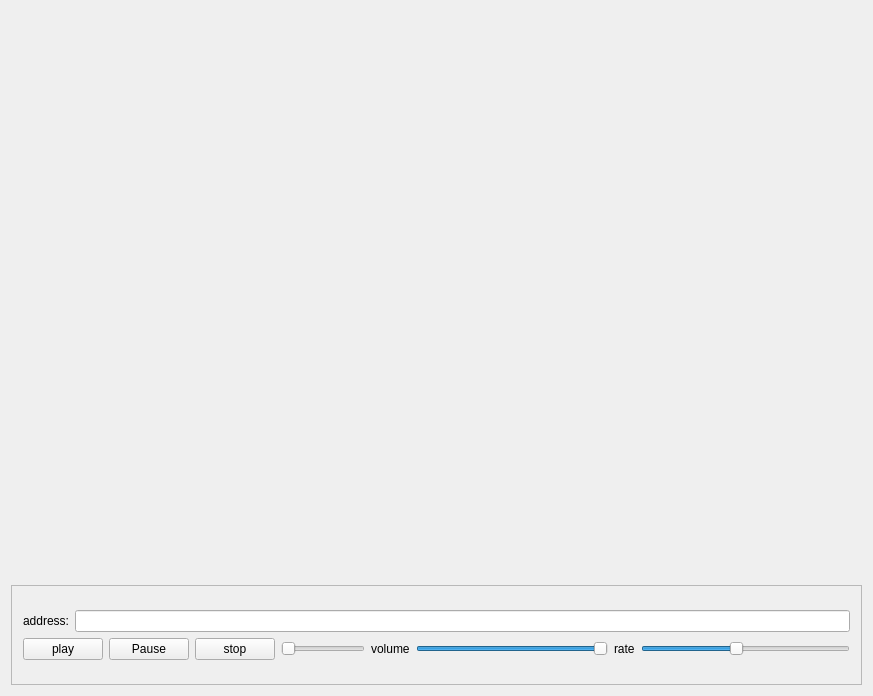
Before: the Qt Designer form CPPPlayer/QtMediaPlayer/QtMediaPlayer.ui in dkmora/CPPplayer, drawn with Qt 5.
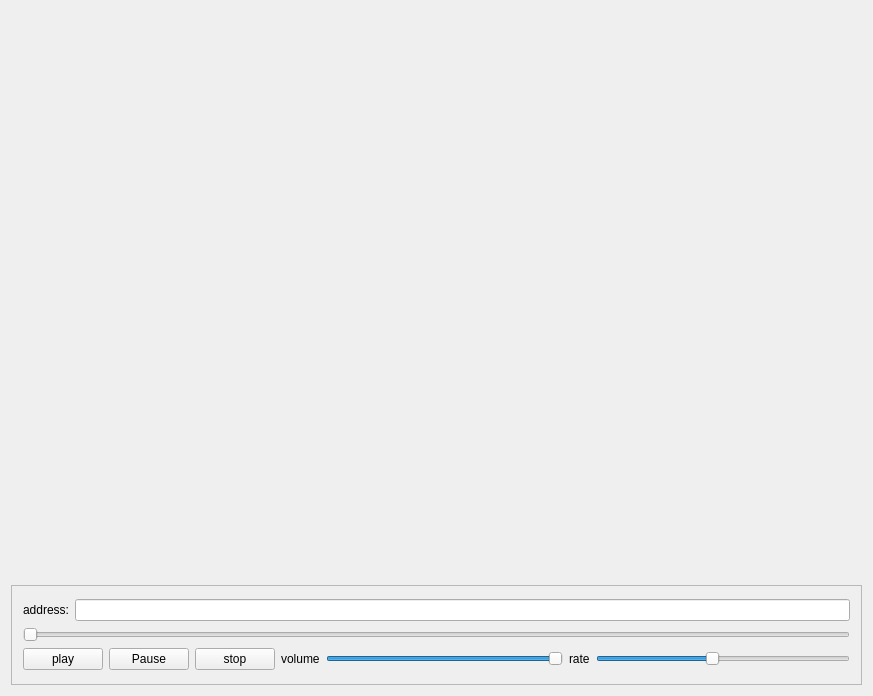
After: the same form once the commit is applied.

Commit message: update slider layout

```diff
--- a/CPPPlayer/QtMediaPlayer/QtMediaPlayer.ui
+++ b/CPPPlayer/QtMediaPlayer/QtMediaPlayer.ui
@@ -20,6 +20,9 @@
    <string>QPublishStream</string>
   </property>
   <widget class="QWidget" name="centralWidget">
+   <property name="styleSheet">
+    <string notr="true"/>
+   </property>
    <layout class="QVBoxLayout" name="verticalLayout_4">
     <item>
      <layout class="QVBoxLayout" name="verticalLayout">
@@ -57,6 +60,13 @@
              </item>
             </layout>
            </item>
+           <item>
+            <widget class="QSlider" name="m_slider_seek">
+             <property name="orientation">
+              <enum>Qt::Horizontal</enum>
+             </property>
+            </widget>
+           </item>
            <item>
             <layout class="QHBoxLayout" name="horizontalLayout_5">
              <item>
@@ -82,13 +92,6 @@
                  </property>
                 </widget>
                </item>
-               <item>
-                <widget class="QSlider" name="m_slider_seek">
-                 <property name="orientation">
-                  <enum>Qt::Horizontal</enum>
-                 </property>
-                </widget>
-               </item>
               </layout>
              </item>
              <item>
```
